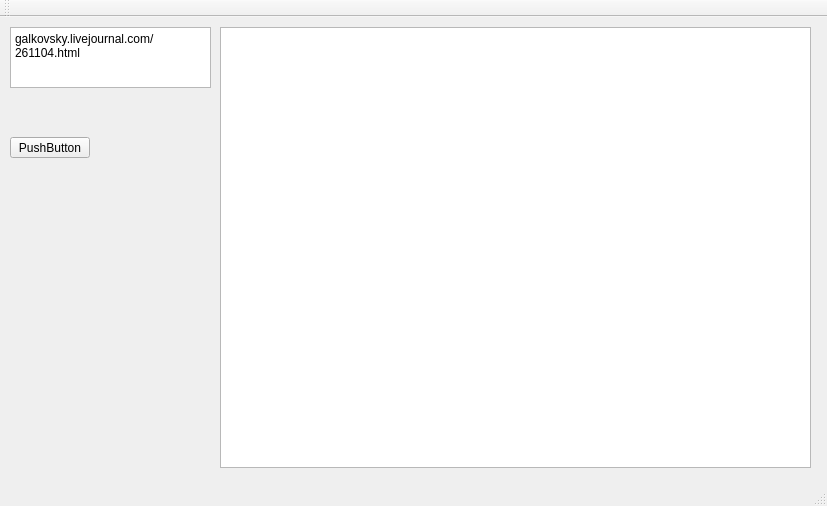
Nyoh/ljd, file mainwindow.ui: the form before one commit.
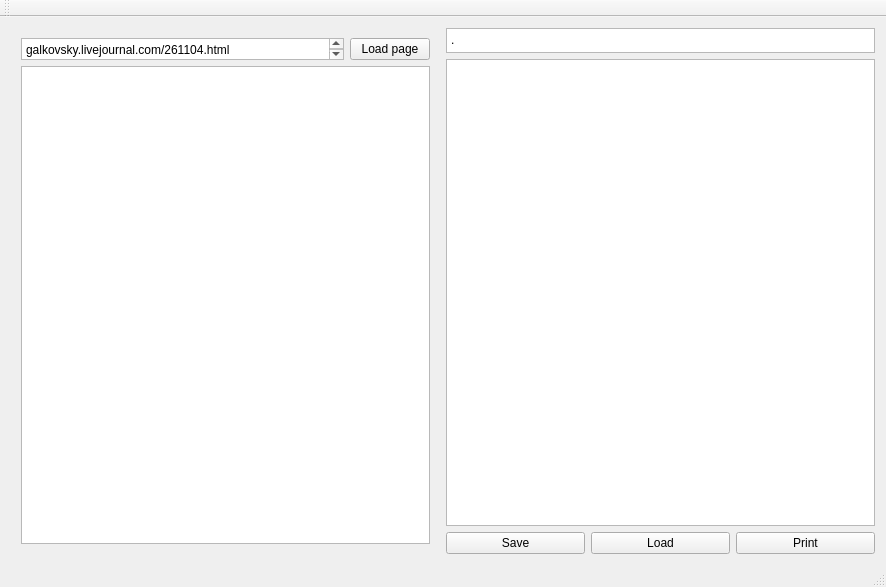
The form after the commit.

```diff
--- a/mainwindow.ui
+++ b/mainwindow.ui
@@ -6,50 +6,125 @@
    <rect>
     <x>0</x>
     <y>0</y>
-    <width>827</width>
-    <height>506</height>
+    <width>886</width>
+    <height>587</height>
    </rect>
   </property>
   <property name="windowTitle">
    <string>MainWindow</string>
   </property>
   <widget class="QWidget" name="centralWidget">
-   <widget class="QPlainTextEdit" name="plainTextEdit">
-    <property name="geometry">
-     <rect>
-      <x>10</x>
-      <y>10</y>
-      <width>201</width>
-      <height>61</height>
-     </rect>
-    </property>
-    <property name="plainText">
-     <string>galkovsky.livejournal.com/261104.html</string>
-    </property>
-   </widget>
-   <widget class="QPushButton" name="pushButton">
-    <property name="geometry">
-     <rect>
-      <x>10</x>
-      <y>120</y>
-      <width>80</width>
-      <height>21</height>
-     </rect>
-    </property>
-    <property name="text">
-     <string>PushButton</string>
-    </property>
-   </widget>
-   <widget class="QTextEdit" name="textEdit">
-    <property name="geometry">
-     <rect>
-      <x>220</x>
-      <y>10</y>
-      <width>591</width>
-      <height>441</height>
-     </rect>
-    </property>
-   </widget>
+   <layout class="QVBoxLayout" name="verticalLayout_4">
+    <item>
+     <layout class="QHBoxLayout" name="horizontalLayout_3">
+      <item>
+       <layout class="QVBoxLayout" name="verticalLayout" stretch="0,0">
+        <property name="leftMargin">
+         <number>10</number>
+        </property>
+        <property name="topMargin">
+         <number>10</number>
+        </property>
+        <property name="rightMargin">
+         <number>10</number>
+        </property>
+        <property name="bottomMargin">
+         <number>10</number>
+        </property>
+        <item>
+         <layout class="QHBoxLayout" name="horizontalLayout" stretch="1,0">
+          <item>
+           <widget class="QPlainTextEdit" name="urlText">
+            <property name="sizePolicy">
+             <sizepolicy hsizetype="Ignored" vsizetype="Ignored">
+              <horstretch>1</horstretch>
+              <verstretch>1</verstretch>
+             </sizepolicy>
+            </property>
+            <property name="plainText">
+             <string>galkovsky.livejournal.com/261104.html</string>
+            </property>
+           </widget>
+          </item>
+          <item>
+           <widget class="QPushButton" name="loadPage">
+            <property name="text">
+             <string>Load page</string>
+            </property>
+           </widget>
+          </item>
+         </layout>
+        </item>
+        <item>
+         <widget class="QTextEdit" name="viewer"/>
+        </item>
+       </layout>
+      </item>
+      <item>
+       <layout class="QVBoxLayout" name="verticalLayout_3">
+        <item>
+         <layout class="QVBoxLayout" name="verticalLayout_2" stretch="0,1,0">
+          <item>
+           <widget class="QPlainTextEdit" name="storageText">
+            <property name="sizePolicy">
+             <sizepolicy hsizetype="Minimum" vsizetype="Fixed">
+              <horstretch>0</horstretch>
+              <verstretch>0</verstretch>
+             </sizepolicy>
+            </property>
+            <property name="maximumSize">
+             <size>
+              <width>16777215</width>
+              <height>25</height>
+             </size>
+            </property>
+            <property name="plainText">
+             <string>.</string>
+            </property>
+           </widget>
+          </item>
+          <item>
+           <widget class="QListWidget" name="entriesList">
+            <property name="sizePolicy">
+             <sizepolicy hsizetype="Expanding" vsizetype="Expanding">
+              <horstretch>1</horstretch>
+              <verstretch>100</verstretch>
+             </sizepolicy>
+            </property>
+           </widget>
+          </item>
+          <item>
+           <layout class="QHBoxLayout" name="horizontalLayout_2">
+            <item>
+             <widget class="QPushButton" name="saveConfig">
+              <property name="text">
+               <string>Save</string>
+              </property>
+             </widget>
+            </item>
+            <item>
+             <widget class="QPushButton" name="loadConfig">
+              <property name="text">
+               <string>Load</string>
+              </property>
+             </widget>
+            </item>
+            <item>
+             <widget class="QPushButton" name="printBook">
+              <property name="text">
+               <string>Print</string>
+              </property>
+             </widget>
+            </item>
+           </layout>
+          </item>
+         </layout>
+        </item>
+       </layout>
+      </item>
+     </layout>
+    </item>
+   </layout>
   </widget>
   <widget class="QMenuBar" name="menuBar">
    <property name="geometry">
```
Left out of the diff: 2 changed lines with no effect on the pictures.
